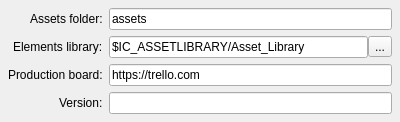
mjbonnington/icarus-gps, file ui/settings_other_ui.ui: the form before one commit.
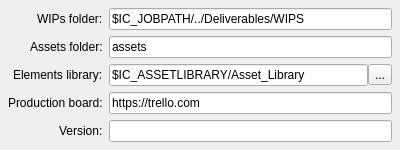
The form after the commit.

```diff
--- a/ui/settings_other_ui.ui
+++ b/ui/settings_other_ui.ui
@@ -7,7 +7,7 @@
     <x>0</x>
     <y>0</y>
     <width>400</width>
-    <height>120</height>
+    <height>140</height>
    </rect>
   </property>
   <property name="windowTitle">
@@ -26,7 +26,7 @@
    <property name="margin">
     <number>8</number>
    </property>
-   <item row="2" column="0">
+   <item row="3" column="0">
     <widget class="QLabel" name="prodBoard_label">
      <property name="text">
       <string>Production board:</string>
@@ -36,7 +36,7 @@
      </property>
     </widget>
    </item>
-   <item row="2" column="1">
+   <item row="3" column="1">
     <widget class="QLineEdit" name="prodBoard_lineEdit">
      <property name="text">
       <string>https://trello.com</string>
@@ -46,7 +46,7 @@
      </property>
     </widget>
    </item>
-   <item row="0" column="0">
+   <item row="1" column="0">
     <widget class="QLabel" name="assetsDir_label">
      <property name="text">
       <string>Assets folder:</string>
@@ -56,7 +56,7 @@
      </property>
     </widget>
    </item>
-   <item row="1" column="0">
+   <item row="2" column="0">
     <widget class="QLabel" name="elementsLib_label">
      <property name="text">
       <string>Elements library:</string>
@@ -66,7 +66,7 @@
      </property>
     </widget>
    </item>
-   <item row="0" column="1">
+   <item row="1" column="1">
     <widget class="QLineEdit" name="assetsDir_lineEdit">
      <property name="toolTip">
       <string>&lt;html&gt;&lt;head/&gt;&lt;body&gt;&lt;p&gt;The folder where published assets are stored. This will be relative to the shot or job folder.&lt;/p&gt;&lt;/body&gt;&lt;/html&gt;</string>
@@ -79,7 +79,7 @@
      </property>
     </widget>
    </item>
-   <item row="3" column="0">
+   <item row="4" column="0">
     <widget class="QLabel" name="version_label">
      <property name="text">
       <string>Version:</string>
@@ -89,7 +89,7 @@
      </property>
     </widget>
    </item>
-   <item row="3" column="1">
+   <item row="4" column="1">
     <widget class="QLineEdit" name="version_lineEdit">
      <property name="readOnly">
       <bool>true</bool>
@@ -99,7 +99,7 @@
      </property>
     </widget>
    </item>
-   <item row="1" column="1">
+   <item row="2" column="1">
     <widget class="QFrame" name="elementsLib_frame">
      <property name="lineWidth">
       <number>0</number>
@@ -146,6 +146,23 @@
      </layout>
     </widget>
    </item>
+   <item row="0" column="0">
+    <widget class="QLabel" name="wipsDir_label">
+     <property name="text">
+      <string>WIPs folder:</string>
+     </property>
+    </widget>
+   </item>
+   <item row="0" column="1">
+    <widget class="QLineEdit" name="wipsDir_lineEdit">
+     <property name="text">
+      <string>$IC_JOBPATH/../Deliverables/WIPS</string>
+     </property>
+     <property name="xmlTag" stdset="0">
+      <string>wipsdir</string>
+     </property>
+    </widget>
+   </item>
   </layout>
  </widget>
  <tabstops>
```
